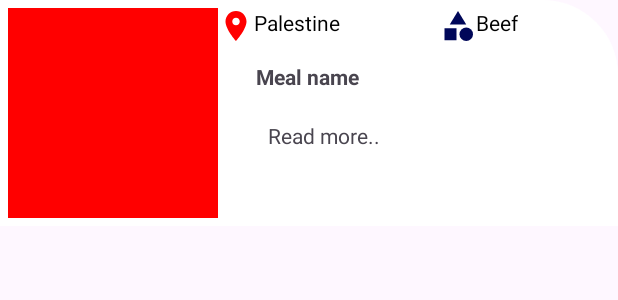
After one commit to TANVIR0222/Food-App, an Android app: the layout fragment_meal_bottom.xml on its own in the app's theme, with its tools: preview values and no code run, on a phone screen of 412 x 824 dp. The commit adds this screen. Shown: the top 300 px of the screen. Run offline under Robolectric (Android 15) with nearby library versions, the phone set to English and light mode, and no system bars.

Commit message:
Bottom Sheet Add

```diff
--- a/app/src/main/java/com/example/foodapp/HomeViewModel/MealViewModel.kt
+++ b/app/src/main/java/com/example/foodapp/HomeViewModel/MealViewModel.kt
@@ -53,10 +53,6 @@ class MealViewModel (
 
    }
 
-    fun deleteMeal(meal: Meal){
-        viewModelScope.launch {
-            mealDataBase.mealDao().delete(meal)
-        }
-    }
+
 
 }
--- a/app/src/main/java/com/example/foodapp/MealData/CategoriList.kt
+++ b/app/src/main/java/com/example/foodapp/MealData/CategoriList.kt
@@ -5,10 +5,8 @@ import com.google.gson.annotations.SerializedName
 
 data class CategoriList(
     @SerializedName("meals")
-    var meals: List<categoryMeal>?
-) {
-}
-
+    var meals: List<categoryMeal>
+)
 data class categoryMeal(
         @SerializedName("idMeal")
         var idMeal: String?,
--- a/app/src/main/java/com/example/foodapp/MealData/FvCategoryList.kt
+++ b/app/src/main/java/com/example/foodapp/MealData/FvCategoryList.kt
@@ -7,7 +7,7 @@ data class FvCategoryList(
     @SerializedName("categories")
     val categories: List<Category>?
 )
-    data class Category(
+data class Category(
         @SerializedName("idCategory")
         val idCategory: String?,
         @SerializedName("strCategory")
--- a/app/src/main/java/com/example/foodapp/activity/MealActivity.kt
+++ b/app/src/main/java/com/example/foodapp/activity/MealActivity.kt
@@ -83,13 +83,12 @@ class MealActivity : AppCompatActivity() {
 
 
     private var mealToSave:Meal? =null
+
     private fun observerMealDetailsLiveData() {
 
         mealMvvm.observerMealDetailsLiveData().observe(this
         ) { value ->
-
             onResponseCase()
-
 
             val meal = value
             mealToSave = meal
--- a/app/src/main/java/com/example/foodapp/adapter/CategoryMealAdapter.kt
+++ b/app/src/main/java/com/example/foodapp/adapter/CategoryMealAdapter.kt
@@ -10,10 +10,10 @@ import com.example.foodapp.databinding.MealItemBinding
 
 class CategoryMealAdapter : RecyclerView.Adapter<CategoryMealAdapter.CategoryMealVH>() {
 
-     var mealList = ArrayList<categoryMeal>()
+     private var mealList = ArrayList<categoryMeal>()
 
     @SuppressLint("NotifyDataSetChanged")
-    fun setMealList(mealList: List<categoryMeal>) {
+    fun setMealList(mealList: List<categoryMeal>?) {
 
         this.mealList = mealList as ArrayList<categoryMeal>
 
--- /dev/null
+++ b/app/src/main/res/drawable/btn_shet.xml
@@ -0,0 +1,10 @@
+<?xml version="1.0" encoding="utf-8"?>
+<shape xmlns:android="http://schemas.android.com/apk/res/android">
+
+    <solid
+        android:color="@color/white"
+        />
+    <corners
+        android:topRightRadius="50dp"
+/>
+</shape>
--- /dev/null
+++ b/app/src/main/res/layout/fragment_meal_bottom.xml
@@ -0,0 +1,86 @@
+<?xml version="1.0" encoding="utf-8"?>
+<androidx.constraintlayout.widget.ConstraintLayout xmlns:android="http://schemas.android.com/apk/res/android"
+    xmlns:tools="http://schemas.android.com/tools"
+    android:layout_width="match_parent"
+    android:layout_height="wrap_content"
+    android:background="@drawable/btn_shet"
+    xmlns:app="http://schemas.android.com/apk/res-auto"
+    tools:context=".Fragment.bottomSheet.MealBottomFragment"
+
+    android:id="@+id/bottomSheetNext"
+
+    >
+
+    <ImageView
+    android:id="@+id/img_bottom_shite"
+    android:layout_width="140dp"
+    android:layout_height="140dp"
+    app:layout_constraintStart_toStartOf="parent"
+    app:layout_constraintTop_toTopOf="parent"
+    app:layout_constraintBottom_toBottomOf="parent"
+    android:layout_margin="5dp"
+    android:scaleType="fitCenter"
+    android:background="@color/g_red"
+        />
+
+    <LinearLayout
+    android:id="@+id/linearLayout2"
+    android:layout_width="wrap_content"
+    android:layout_height="wrap_content"
+    android:orientation="horizontal"
+    app:layout_constraintEnd_toEndOf="parent"
+    app:layout_constraintStart_toEndOf="@+id/img_bottom_shite"
+    app:layout_constraintTop_toTopOf="@+id/img_bottom_shite">
+
+
+    </LinearLayout>
+
+    <TextView
+    android:id="@+id/tv_Area_btm"
+    android:layout_width="wrap_content"
+    android:layout_height="wrap_content"
+    android:layout_weight="1"
+    android:drawableLeft="@drawable/baseline_location_on_24"
+    android:drawableTint="@color/g_red"
+    android:text="Palestine"
+    android:textColor="@color/black"
+    app:layout_constraintStart_toEndOf="@+id/img_bottom_shite"
+    app:layout_constraintTop_toTopOf="@+id/img_bottom_shite" />
+
+    <TextView
+    android:id="@+id/tv_category_btn"
+    android:layout_width="wrap_content"
+    android:layout_height="wrap_content"
+    android:layout_weight="1"
+    android:drawableLeft="@drawable/baseline_category_24"
+    android:drawableTint="@color/g_dark_blue"
+    android:text="Beef"
+    android:textColor="@color/black"
+    app:layout_constraintEnd_toEndOf="parent"
+    app:layout_constraintStart_toEndOf="@+id/tv_Area_btm"
+    app:layout_constraintTop_toTopOf="@+id/tv_Area_btm" />
+
+    <TextView
+        android:id="@+id/mealName"
+        android:layout_width="wrap_content"
+        android:layout_height="wrap_content"
+        android:layout_marginTop="12dp"
+        android:text="Meal name"
+        android:textStyle="bold"
+        app:layout_constraintEnd_toEndOf="parent"
+        app:layout_constraintHorizontal_bias="0.127"
+        app:layout_constraintStart_toStartOf="@+id/tv_Area_btm"
+        app:layout_constraintTop_toBottomOf="@+id/tv_Area_btm" />
+
+    <TextView
+        android:layout_width="wrap_content"
+        android:layout_height="wrap_content"
+        android:layout_marginStart="8dp"
+        android:layout_marginTop="20dp"
+        android:text="Read more.."
+        app:layout_constraintEnd_toEndOf="parent"
+        app:layout_constraintHorizontal_bias="0.0"
+        app:layout_constraintStart_toStartOf="@+id/mealName"
+        app:layout_constraintTop_toBottomOf="@+id/mealName" />
+
+</androidx.constraintlayout.widget.ConstraintLayout>
--- a/app/src/main/res/navigation/main_graph.xml
+++ b/app/src/main/res/navigation/main_graph.xml
@@ -25,4 +25,9 @@
         android:name="com.example.foodapp.SearchFragment"
         android:label="fragment_search"
         tools:layout="@layout/fragment_search" />
+    <fragment
+        android:id="@+id/mealBottomFragment"
+        android:name="com.example.foodapp.Fragment.bottomSheet.MealBottomFragment"
+        android:label="fragment_meal_bottom"
+        tools:layout="@layout/fragment_meal_bottom" />
 </navigation>
```
Also changed, not shown: app/src/main/java/com/example/foodapp/Fragment/CategoryFragment.kt (+9 -14 lines), app/src/main/java/com/example/foodapp/Fragment/FavoritesFragment.kt (+35 -5 lines), app/src/main/java/com/example/foodapp/Fragment/HomeFragment.kt (+11 -0 lines), app/src/main/java/com/example/foodapp/Fragment/bottomSheet/MealBottomFragment.kt (added, +101 -0 lines), app/src/main/java/com/example/foodapp/HomeViewModel/CategoryMealViewModel.kt (+9 -15 lines), app/src/main/java/com/example/foodapp/HomeViewModel/HomeViewModel.kt (+54 -9 lines), app/src/main/java/com/example/foodapp/activity/CategoryMealsActivity.kt (+4 -4 lines), app/src/main/java/com/example/foodapp/adapter/MostPopularMealAdapter.kt (+11 -0 lines), app/src/main/res/layout/fragment_category.xml (+0 -71 lines).
